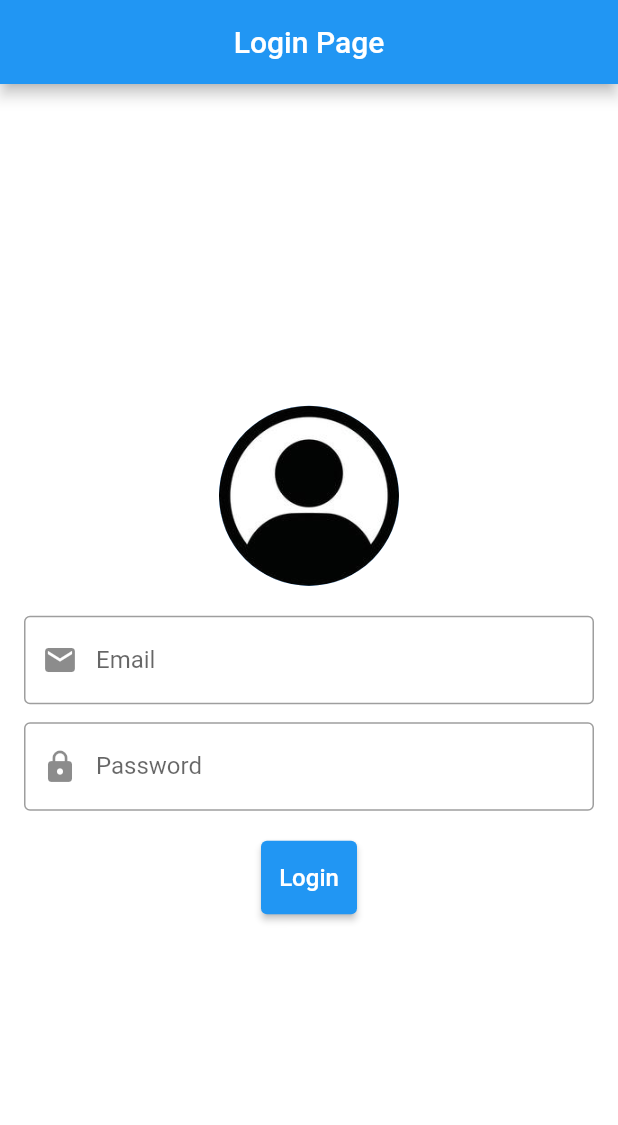
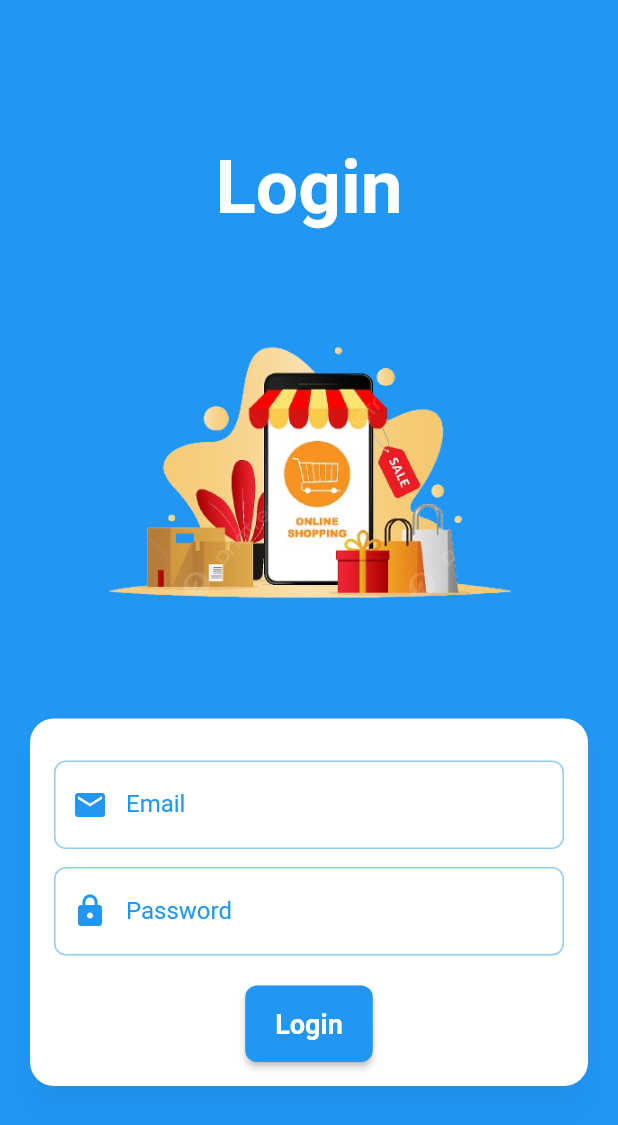
Before and after one commit to Myrlyon/flutter_app_project, a Flutter app: the LoginPage screen opened directly, on a phone screen of 412 x 824 dp. Shown: the top 1125 px of the screen. Run offline on Flutter 3.47's test engine with Material 2 defaults, Android fonts, the phone set to English and light mode, and no system bars; our stand-ins replace carousel_slider, get, google_fonts, shared_preferences; accounts and stored records are empty.

Commit message:
style : [MA] design-LoginPage

```diff
--- a/lib/apps/modules/LoginPage/LoginPage.dart
+++ b/lib/apps/modules/LoginPage/LoginPage.dart
@@ -8,40 +8,74 @@ class LoginPage extends StatelessWidget {
   @override
   Widget build(BuildContext context) {
     return Scaffold(
-      appBar: AppBar(
-        title: Text('Login Page'),
-        centerTitle: true,
-      ),
-      body: Center(
+      body: SingleChildScrollView(
+        child: Center(
+          child: Container(
+            height: MediaQuery.of(context).size.height,
+            padding: EdgeInsets.symmetric(horizontal: 16),
+            color: Colors.blue,
             child: Column(
               mainAxisAlignment: MainAxisAlignment.center,
+              crossAxisAlignment: CrossAxisAlignment.center,
               children: [
-            CircleAvatar(
-              radius: 60,
-              backgroundImage: AssetImage('assets/profil.jpg'),
+                Text(
+                  'Login',
+                  style: TextStyle(
+                    fontSize: 50,
+                    fontWeight: FontWeight.bold,
+                    color: Colors.white,
                   ),
-            SizedBox(height: 20),
-            Padding(
-              padding: const EdgeInsets.symmetric(horizontal: 16),
-              child: TextFormField(
+                ),
+                Image.asset(
+                  'assets/foto_login.png',
+                  height: 320,
+                  width: 300,
+                ),
+                Card(
+                  elevation: 8,
+                  shadowColor: Colors.black.withOpacity(0.2),
+                  shape: RoundedRectangleBorder(
+                    borderRadius: BorderRadius.circular(16.0),
+                  ),
+                  child: Padding(
+                    padding: EdgeInsets.all(16),
+                    child: Column(
+                      mainAxisAlignment: MainAxisAlignment.spaceBetween,
+                      children: [
+                        SizedBox(height: 12),
+                        TextFormField(
                           controller: controller.cEmail,
+                          style: TextStyle(color: Colors.black),
                           decoration: InputDecoration(
                             labelText: 'Email',
-                  prefixIcon: Icon(Icons.email),
-                  border: OutlineInputBorder(),
+                            prefixIcon: Icon(Icons.email, color: Colors.blue),
+                            labelStyle: TextStyle(color: Colors.blue),
+                            focusedBorder: OutlineInputBorder(
+                              borderSide: BorderSide(color: Colors.blue, width: 2.0),
+                              borderRadius: BorderRadius.circular(8.0),
+                            ),
+                            enabledBorder: OutlineInputBorder(
+                              borderSide: BorderSide(color: Colors.blue.withOpacity(0.5), width: 1.0),
+                              borderRadius: BorderRadius.circular(8.0),
                             ),
                           ),
                         ),
                         SizedBox(height: 12),
-            Padding(
-              padding: const EdgeInsets.symmetric(horizontal: 16),
-              child: TextFormField(
+                        TextFormField(
                           obscureText: true,
                           controller: controller.cPass,
+                          style: TextStyle(color: Colors.black),
                           decoration: InputDecoration(
                             labelText: 'Password',
-                  prefixIcon: Icon(Icons.lock),
-                  border: OutlineInputBorder(),
+                            prefixIcon: Icon(Icons.lock, color: Colors.blue),
+                            labelStyle: TextStyle(color: Colors.blue),
+                            focusedBorder: OutlineInputBorder(
+                              borderSide: BorderSide(color: Colors.blue, width: 2.0),
+                              borderRadius: BorderRadius.circular(8.0),
+                            ),
+                            enabledBorder: OutlineInputBorder(
+                              borderSide: BorderSide(color: Colors.blue.withOpacity(0.5), width: 1.0),
+                              borderRadius: BorderRadius.circular(8.0),
                             ),
                           ),
                         ),
@@ -51,16 +85,26 @@ class LoginPage extends StatelessWidget {
                             controller.loginUser();
                           },
                           style: ElevatedButton.styleFrom(
-                padding: EdgeInsets.symmetric(vertical: 15),
+                            padding: EdgeInsets.symmetric(vertical: 15, horizontal: 20),
+                            backgroundColor: Colors.blue,
+                            shape: RoundedRectangleBorder(
+                              borderRadius: BorderRadius.circular(8.0),
+                            ),
                           ),
                           child: Text(
                             'Login',
-                style: TextStyle(fontSize: 16),
+                            style: TextStyle(fontSize: 18, color: Colors.white, fontWeight: FontWeight.bold),
                           ),
                         ),
                       ],
                     ),
                   ),
+                ),
+              ],
+            ),
+          ),
+        ),
+      ),
     );
   }
 }
--- a/lib/apps/modules/WishlistPage/WishlistPage.dart
+++ b/lib/apps/modules/WishlistPage/WishlistPage.dart
@@ -30,7 +30,6 @@ class _WishlistPageState extends State<WishlistPage> {
                 child: Container(
                   width: 350,
                   height: 200,
-                  child: Image.asset("assets/fotowishlist.jpg"),
                   decoration: BoxDecoration(
                     color: Colors.white,
                     borderRadius: BorderRadius.circular(10.0),
--- a/lib/main.dart
+++ b/lib/main.dart
@@ -1,4 +1,5 @@
 import 'package:flutter/material.dart';
+import 'package:flutter_app_project/apps/modules/LoginPage/LoginPage.dart';
 import 'package:flutter_app_project/apps/modules/WelcomePage/WelcomePage.dart';
 import 'package:flutter_app_project/apps/modules/widgets/BottomNavbar.dart';
 import 'package:get/get.dart';
--- a/pubspec.yaml
+++ b/pubspec.yaml
@@ -66,6 +66,7 @@ flutter:
     - assets/ikan.jpg
     - assets/ikan2.jpg
     - assets/ikan3.jpg
+    - assets/foto_login.png
 
   # The following line ensures that the Material Icons font is
   # included with your application, so that you can use the icons in
```
Also changed, not shown: assets/foto_login.png (added). Lines whose indentation alone changed are shown as unchanged.
